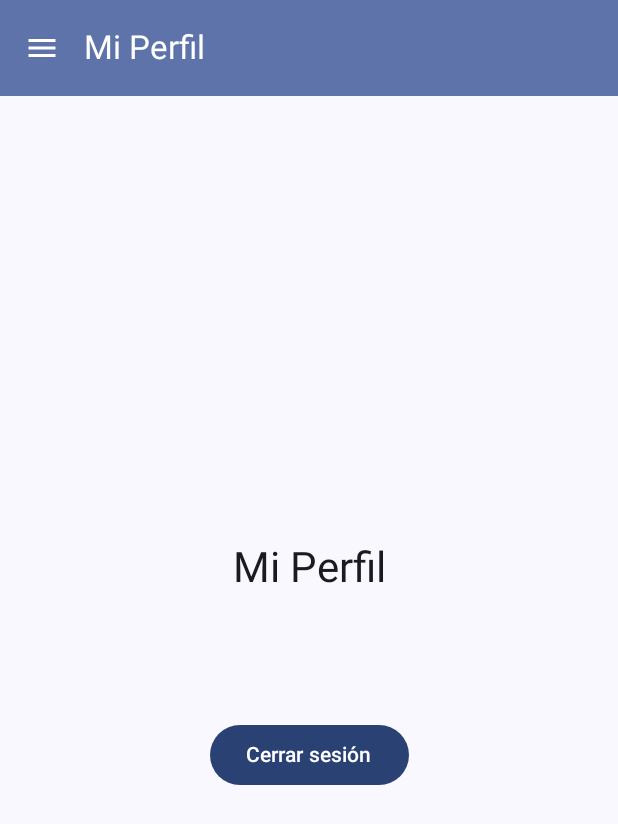
After one commit to alexmartinezmoron/CuentasClaritas, an Android app built with Jetpack Compose: the ProfileScreen screen opened through its navigation route, on a phone screen of 412 x 824 dp. The commit adds this screen. Shown: the top 824 px of the screen. Run offline under Robolectric (Android 15) with nearby library versions, the phone set to English and light mode, and no system bars; our stand-ins replace Dagger/Hilt's generated code, Firebase (no records; nobody signed in at launch, a user with empty details on screens opened directly); libraries missing offline, so code that uses them is left out: com.google.mlkit.vision.

Commit message:
Mi perfil y log out

```diff
--- a/app/src/main/java/com/amartinez/cuentasclaritas/presentation/main/MainAppScreen.kt
+++ b/app/src/main/java/com/amartinez/cuentasclaritas/presentation/main/MainAppScreen.kt
@@ -21,6 +21,7 @@ import com.amartinez.cuentasclaritas.presentation.settings.SettingsScreen
 import com.amartinez.cuentasclaritas.presentation.ticketlist.TicketListScreen
 import com.amartinez.cuentasclaritas.presentation.tickettable.TicketTableScreen
 import com.amartinez.cuentasclaritas.presentation.tickettable.TicketTableViewModel
+import com.amartinez.cuentasclaritas.presentation.profile.ProfileScreen
 import kotlinx.coroutines.launch
 import java.nio.charset.StandardCharsets
 
@@ -154,6 +155,9 @@ fun AppNavHost(
         composable(AppScreen.Settings.route) {
             SettingsScreen()
         }
+        composable(AppScreen.Profile.route) {
+            ProfileScreen(navController)
+        }
         composable(
             route = AppScreen.TicketTable.route,
             arguments = listOf(navArgument("ticketText") { type = NavType.StringType })
--- /dev/null
+++ b/app/src/main/java/com/amartinez/cuentasclaritas/presentation/profile/ProfileScreen.kt
@@ -0,0 +1,84 @@
+package com.amartinez.cuentasclaritas.presentation.profile
+
+import android.util.Log
+import android.widget.Toast
+import androidx.compose.foundation.layout.*
+import androidx.compose.material3.*
+import androidx.compose.runtime.Composable
+import androidx.compose.runtime.getValue
+import androidx.compose.runtime.remember
+import androidx.compose.runtime.rememberCoroutineScope
+import androidx.compose.runtime.setValue
+import androidx.compose.runtime.mutableStateOf
+import androidx.compose.runtime.rememberUpdatedState
+import androidx.compose.ui.Alignment
+import androidx.compose.ui.Modifier
+import androidx.compose.ui.platform.LocalContext
+import androidx.compose.ui.unit.dp
+import androidx.navigation.NavController
+import com.google.firebase.auth.FirebaseAuth
+import kotlinx.coroutines.launch
+
+@Composable
+fun ProfileScreen(navController: NavController) {
+    val user = remember { FirebaseAuth.getInstance().currentUser }
+    val displayName = user?.displayName ?: if (user?.isAnonymous == true) "Usuario anónimo" else user?.email ?: "Usuario desconocido"
+    val context = LocalContext.current
+    val snackbarHostState = remember { SnackbarHostState() }
+    val scope = rememberCoroutineScope()
+    var isLoading by remember { mutableStateOf(false) }
+
+    Box(modifier = Modifier.fillMaxSize()) {
+        Column(
+            modifier = Modifier
+                .align(Alignment.Center)
+                .padding(24.dp),
+            verticalArrangement = Arrangement.Center,
+            horizontalAlignment = Alignment.CenterHorizontally
+        ) {
+            Text(
+                text = "Mi Perfil",
+                style = MaterialTheme.typography.headlineMedium
+            )
+            Spacer(modifier = Modifier.height(32.dp))
+            Text(
+                text = displayName,
+                style = MaterialTheme.typography.bodyLarge
+            )
+            Spacer(modifier = Modifier.height(32.dp))
+            Button(
+                onClick = {
+                    isLoading = true
+                    scope.launch {
+                        try {
+                            FirebaseAuth.getInstance().signOut()
+                            Log.d("ProfileScreen", "Sesión cerrada correctamente")
+                            isLoading = false
+                            navController.navigate("auth") {
+                                popUpTo(0) { inclusive = true }
+                            }
+                        } catch (e: Exception) {
+                            Log.e("ProfileScreen", "Error al cerrar sesión", e)
+                            isLoading = false
+                            snackbarHostState.showSnackbar("Error al cerrar sesión. Intenta de nuevo.")
+                        }
+                    }
+                },
+                enabled = !isLoading
+            ) {
+                if (isLoading) {
+                    CircularProgressIndicator(
+                        modifier = Modifier.size(20.dp),
+                        strokeWidth = 2.dp
+                    )
+                } else {
+                    Text("Cerrar sesión")
+                }
+            }
+        }
+        SnackbarHost(
+            hostState = snackbarHostState,
+            modifier = Modifier.align(Alignment.BottomCenter)
+        )
+    }
+}
```
Also changed, not shown: app/src/main/java/com/amartinez/cuentasclaritas/navigation/AppScreen.kt (+9 -1 lines).
